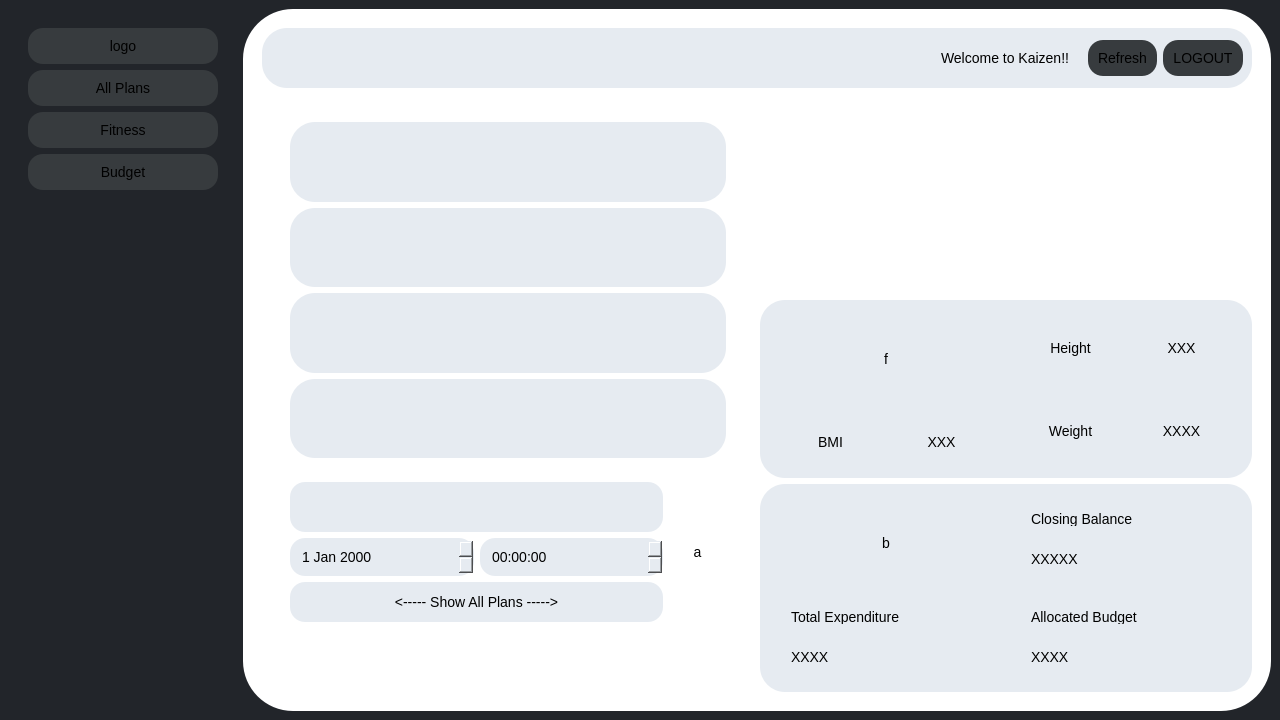
Old version of the form K/planner.ui in the repository burr1to/kaizen.
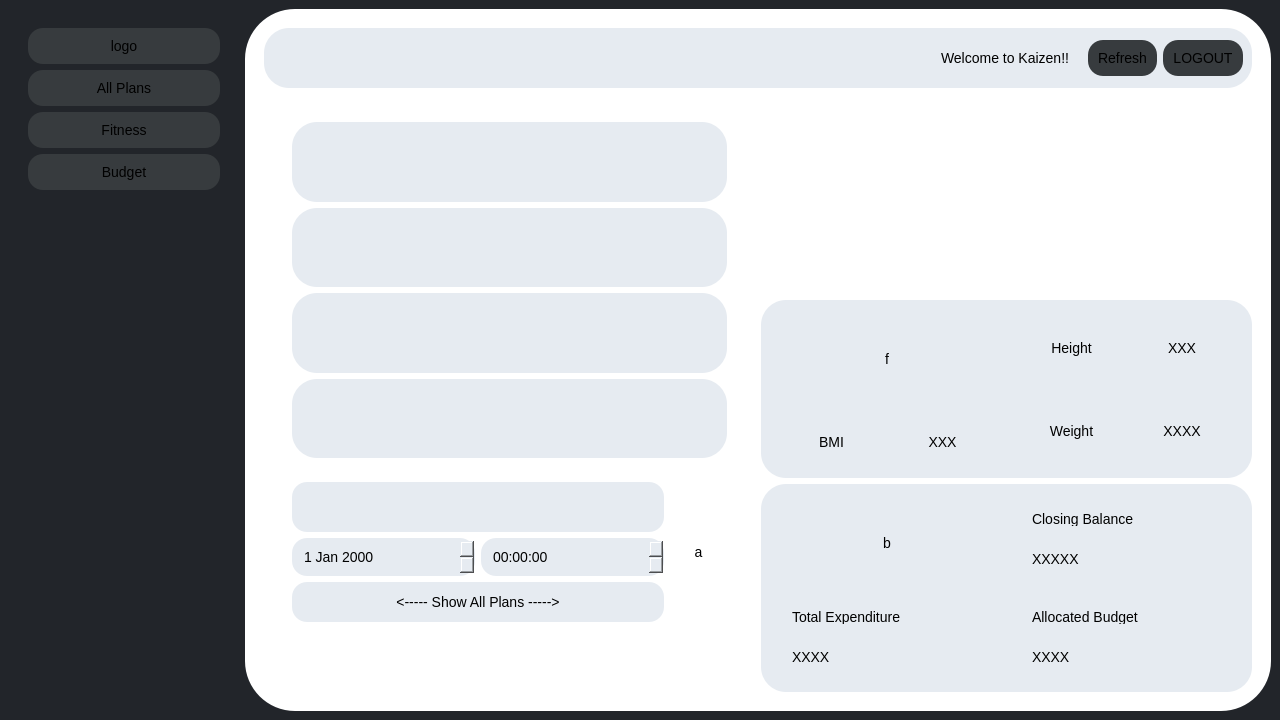
New version of the form. Icons and pictures are not drawn.

Commit message: UI basics complete/ except krishna

Diff of the .ui file:
```diff
--- a/K/planner.ui
+++ b/K/planner.ui
@@ -47,6 +47,12 @@
    <layout class="QHBoxLayout" name="horizontalLayout_9" stretch="2,9">
     <item>
      <widget class="QFrame" name="frame">
+      <property name="minimumSize">
+       <size>
+        <width>230</width>
+        <height>0</height>
+       </size>
+      </property>
       <property name="styleSheet">
        <string notr="true">border:0px;</string>
       </property>
```
The commit also changes 7 other files.
